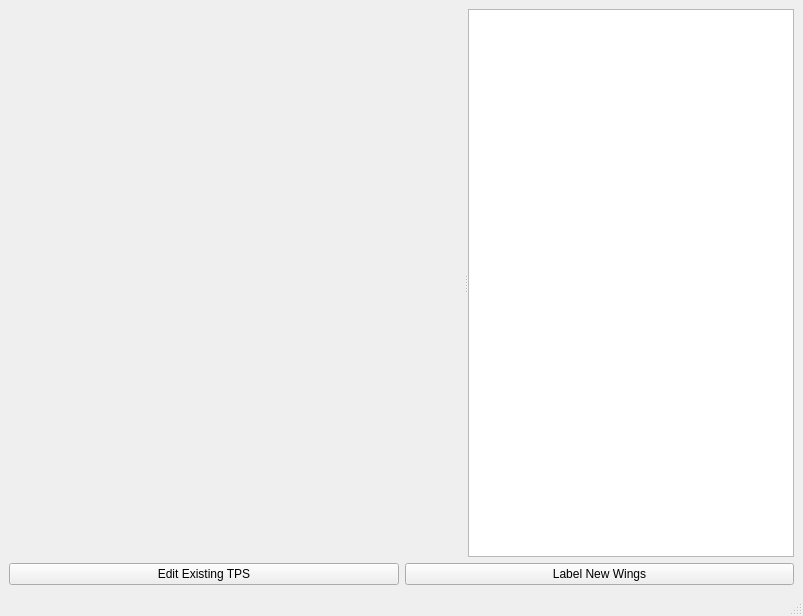
Before: the Qt Designer form ui/main_window.ui in TimoStoff/wingNet, drawn with Qt 5.
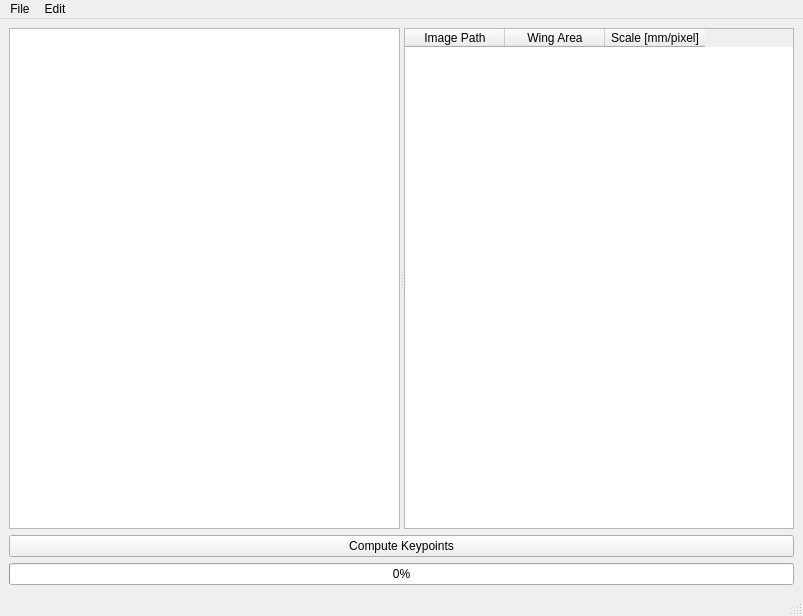
After: the same form once the commit is applied.

Commit message: Have working GUI and inference. Cannot yet save results

```diff
--- a/ui/main_window.ui
+++ b/ui/main_window.ui
@@ -20,27 +20,39 @@
       <property name="orientation">
        <enum>Qt::Horizontal</enum>
       </property>
-      <widget class="QLabel" name="image_label">
-       <property name="text">
-        <string>                                                                                                           </string>
-       </property>
+      <widget class="QGraphicsView" name="gv_wing_image"/>
+      <widget class="QTableWidget" name="tableWidget">
+       <column>
+        <property name="text">
+         <string>Image Path</string>
+        </property>
+       </column>
+       <column>
+        <property name="text">
+         <string>Wing Area</string>
+        </property>
+       </column>
+       <column>
+        <property name="text">
+         <string>Scale [mm/pixel]</string>
+        </property>
+       </column>
       </widget>
-      <widget class="QListWidget" name="listWidget"/>
      </widget>
     </item>
     <item>
-     <layout class="QHBoxLayout" name="h_layout_buttons">
-      <item>
-       <widget class="QPushButton" name="btn_edit_tps">
-        <property name="text">
-         <string>Edit Existing TPS</string>
-        </property>
-       </widget>
-      </item>
+     <layout class="QVBoxLayout" name="verticalLayout_2">
       <item>
        <widget class="QPushButton" name="btn_label_wings">
         <property name="text">
-         <string>Label New Wings</string>
+         <string>Compute Keypoints</string>
+        </property>
+       </widget>
+      </item>
+      <item>
+       <widget class="QProgressBar" name="progressBar">
+        <property name="value">
+         <number>0</number>
         </property>
        </widget>
       </item>
@@ -58,6 +70,21 @@
      <height>25</height>
     </rect>
    </property>
+   <widget class="QMenu" name="menuFile">
+    <property name="title">
+     <string>File</string>
+    </property>
+    <addaction name="actionAdd_Wings"/>
+    <addaction name="actionOpen_Existing_Project"/>
+   </widget>
+   <widget class="QMenu" name="menuEdit">
+    <property name="title">
+     <string>Edit</string>
+    </property>
+    <addaction name="actionSet_Scale"/>
+   </widget>
+   <addaction name="menuFile"/>
+   <addaction name="menuEdit"/>
   </widget>
  </widget>
  <resources/>
```
Left out of the diff: 15 changed lines with no effect on the pictures. The commit also changes 6 other files.
